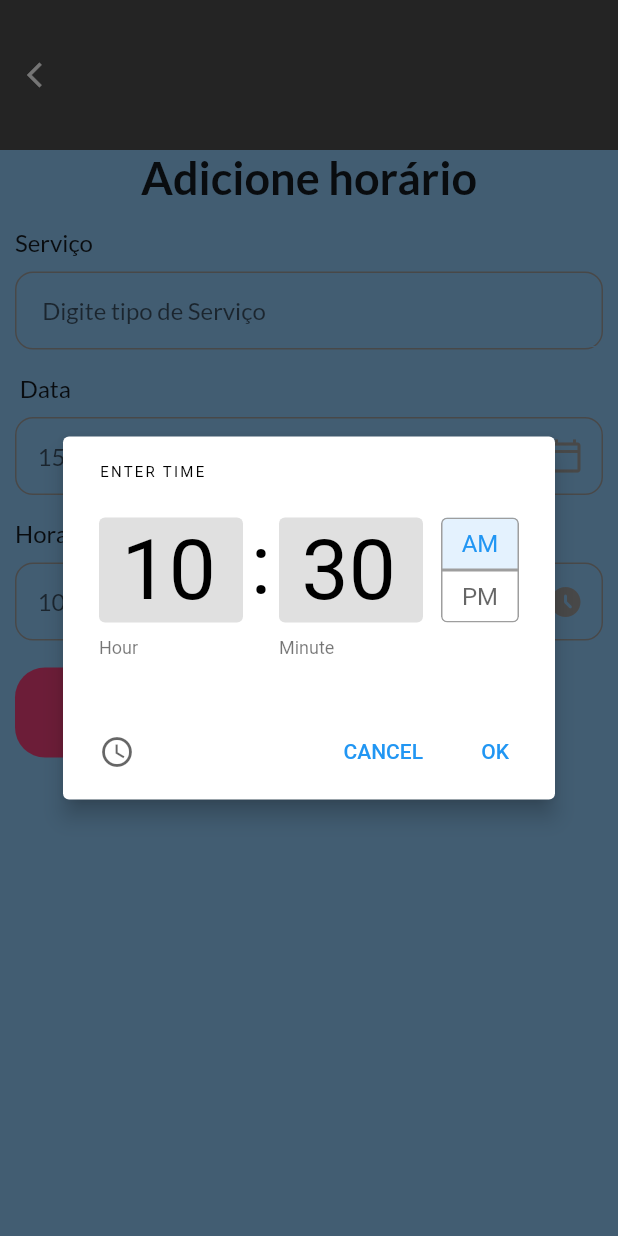
After one commit to deivealtoe/UCL_Aplicativos_Mobile_Flutter, a Flutter app: the ScreenDataHora screen opened directly, after a tap on the "access time filled" icon, on a phone screen of 412 x 824 dp. The commit adds this screen. Run offline on Flutter 3.47's test engine with Material 2 defaults, Android fonts, the phone set to English and light mode, and no system bars; our stand-ins replace date_picker_timeline, get, google_fonts, mask_text_input_formatter.

Commit message:
screen agenda e screen data

```diff
--- /dev/null
+++ b/lib/screen_data_hora.dart
@@ -0,0 +1,178 @@
+import 'package:app_pedrapepeltesoura/ui/theme.dart';
+import 'package:app_pedrapepeltesoura/widgets/Button.dart';
+import 'package:app_pedrapepeltesoura/widgets/input_field.dart';
+import 'package:date_picker_timeline/date_picker_timeline.dart';
+import 'package:flutter/material.dart';
+import 'package:get/get.dart';
+import 'package:google_fonts/google_fonts.dart';
+import 'package:intl/intl.dart';
+import 'package:intl/locale.dart';
+
+class ScreenDataHora extends StatefulWidget {
+  const ScreenDataHora({Key? key}) : super(key: key);
+
+  @override
+  State<ScreenDataHora> createState() => _ScreenDataHoraState();
+}
+
+class _ScreenDataHoraState extends State<ScreenDataHora> {
+
+  final TextEditingController _titleController = TextEditingController();
+  DateTime _selectedDate = DateTime.now();
+  String _endTime="9:30  PM";
+  String _startTime = DateFormat("hh:mm a").format(DateTime.now()).toString();
+  int _selectedColor=0;
+  @override
+  Widget build(BuildContext context) {
+    return Scaffold(
+      backgroundColor: context.theme.backgroundColor,
+      appBar:_appBar(),
+      body: Container(
+        padding: const EdgeInsets.only(left: 10, right: 10),
+        child: SingleChildScrollView(
+          child: Column(
+            children:[
+               Text(
+              "Adicione horário",
+              style: HeadingStyle,
+
+            ),
+                MyInputField(title: "Serviço", hint: " Digite tipo de Serviço", controller: _titleController,),
+                MyInputField(title: " Data ", hint: DateFormat.yMd('pt_BR').format(_selectedDate),
+                  widget: IconButton(
+                    icon: Icon(Icons.calendar_today_outlined),
+                    color: Colors.grey,
+                    onPressed: (){
+                      _getDateFromUser();
+                    },
+                 ),
+                ),
+                Row(
+                  children: [
+                      Expanded(
+                      child: MyInputField(
+                        title: "Hora Inicial",
+                        hint: _startTime,
+                        widget: IconButton(
+                          onPressed: (){
+                            _getTimeFromUser(isStartTime:true);
+                          },
+                          icon: Icon(
+                            Icons.access_time_filled_rounded,
+                            color: Colors.grey,
+                          ),
+                        ),
+                      )
+                    ),
+                      SizedBox(width: 12,),
+                      Expanded(
+                      child: MyInputField(
+                        title: "Hora Final",
+                        hint: _endTime,
+                        widget: IconButton(
+                          onPressed: (){
+                            _getTimeFromUser(isStartTime:false);
+                          },
+                          icon: Icon(
+                            Icons.access_time_filled_rounded,
+                            color: Colors.grey,
+                          ),
+                        ),
+                      )
+                    )
+                  ],
+                ),
+                SizedBox(height: 18,),
+                Row(
+                  mainAxisAlignment: MainAxisAlignment.spaceBetween,
+                  crossAxisAlignment: CrossAxisAlignment.center,
+                  children: [
+                    MyButton(label: "Criar", onTap: ()=>_validateDate())
+                  ],
+                )
+            ]
+
+          )
+           ),
+      ),
+    );
+  }
+
+
+  _validateDate(){
+    if(_titleController.text.isNotEmpty){
+      Get.back();
+    }else if(_titleController.text.isEmpty){
+      Get.snackbar("Obrigatorio", " Todos os campos são obrigatorios",
+        snackPosition: SnackPosition.BOTTOM,
+        backgroundColor: Color.fromARGB(255, 79, 79, 79),
+        colorText: Colors.red,
+        icon: Icon(Icons.warning_amber_rounded)
+      );
+    }
+
+  }
+  _appBar(){
+      return AppBar(
+        title: Image.asset(
+          'imagens/salonmanager.png',
+          fit: BoxFit.cover,
+          height: 100,
+        ) ,
+        toolbarHeight: 100,
+        centerTitle: true,
+        backgroundColor: Color.fromARGB(255, 79, 79, 79),
+        elevation: 0,
+        leading: GestureDetector(
+          onTap: (){
+            Get.back();
+          },
+          child: Icon(Icons.arrow_back_ios,
+          size: 20,
+
+          ),
+        ),
+      );
+    }
+  _getDateFromUser()async{
+        DateTime? _pickerDate = await showDatePicker(
+          context: context,
+          initialDate: DateTime.now(),
+          firstDate: DateTime(2022),
+          lastDate: DateTime(2023)
+        );
+        if(_pickerDate!=null){
+         setState(() {
+            _selectedDate = _pickerDate;
+         });
+        }
+    }
+
+  _getTimeFromUser({required bool isStartTime}) async {
+      var pickedTime =  await _showTimePicker();
+      String _formatedTime = pickedTime.format(context);
+      if(pickedTime==null){
+
+      }else if(isStartTime==true){
+        setState(() {
+          _startTime=_formatedTime;
+        });
+      }else if(isStartTime==false){
+         setState(() {
+            _endTime=_formatedTime;
+         });
+      }
+
+  }
+
+  _showTimePicker(){
+    return showTimePicker(
+      initialEntryMode: TimePickerEntryMode.input,
+      context: context,
+      initialTime: TimeOfDay(
+      hour: int.parse(_startTime.split(":")[0]),
+      minute: int.parse(_startTime.split(":")[1].split(" ")[0]),
+      ),
+    );
+  }
+}
--- /dev/null
+++ b/lib/ui/theme.dart
@@ -0,0 +1,51 @@
+import 'package:flutter/material.dart';
+import 'package:get/get.dart';
+import 'package:google_fonts/google_fonts.dart';
+
+const Color tema = Color(0xFFEC407A);
+const Color yellowClr = Color(0xFFFFB746);
+const Color greenClr = Colors.green;
+const Color pinkClr = Colors.pink;
+const Color primaryClr =tema;
+const Color BlueClr = Colors.blue;
+
+class Themes{
+  static final light = ThemeData(
+    backgroundColor: Colors.white,
+    primaryColor: primaryClr,
+    brightness: Brightness.light
+  );
+}
+TextStyle get subHeadingStyle{
+  return GoogleFonts.lato(
+    textStyle:TextStyle(
+      fontSize: 24,
+      fontWeight: FontWeight.bold,
+    )
+  );
+}
+TextStyle get HeadingStyle{
+  return GoogleFonts.lato(
+    textStyle:TextStyle(
+      fontSize: 30,
+      fontWeight: FontWeight.bold
+    )
+  );
+}
+
+TextStyle get titleStile{
+  return GoogleFonts.lato(
+    textStyle: TextStyle(
+      fontSize: 16,
+      fontWeight: FontWeight.w400,
+    )
+  );
+}
+TextStyle get subtitleStile{
+  return GoogleFonts.lato(
+    textStyle: TextStyle(
+      fontSize: 16,
+      fontWeight: FontWeight.w400,
+    )
+  );
+}
--- /dev/null
+++ b/lib/widgets/button.dart
@@ -0,0 +1,38 @@
+import 'package:app_pedrapepeltesoura/ui/theme.dart';
+import 'package:flutter/material.dart';
+
+class MyButton
+ extends StatelessWidget {
+  final String label;
+  final Function()? onTap;
+
+  const MyButton
+  ({Key? key, required this.label, required this.onTap}) : super(key: key);
+
+  @override
+  Widget build(BuildContext context) {
+    return GestureDetector(
+      onTap:onTap,
+      child: Container(
+        width: 120,
+        height: 60,
+        decoration: BoxDecoration(
+          borderRadius: BorderRadius.circular(20),
+          color:primaryClr
+        ),
+       child: Center(
+          child: Text(
+            label,
+            textAlign: TextAlign.center,
+            style: TextStyle(
+              color: Colors.white,
+              fontSize: 18,
+            ),
+          ),
+        )
+
+      ),
+    );
+
+  }
+}
--- /dev/null
+++ b/lib/widgets/input_field.dart
@@ -0,0 +1,71 @@
+import 'package:app_pedrapepeltesoura/ui/theme.dart';
+import 'package:flutter/material.dart';
+import 'package:get/get.dart';
+
+class MyInputField extends StatelessWidget {
+  final String title;
+  final String hint;
+  final TextEditingController? controller;
+  final Widget? widget;
+  const MyInputField({Key? key,
+    required this.title,
+    required this.hint,
+    this.controller,
+    this.widget,
+  }) : super(key: key);
+
+  @override
+  Widget build(BuildContext context) {
+    return Container(
+      margin: EdgeInsets.only(top: 16),
+      child: Column(
+        crossAxisAlignment: CrossAxisAlignment.start,
+        children: [
+          Text(
+            title,
+            style: titleStile,
+          ),
+          Container(
+            height: 52,
+            margin: EdgeInsets.only(top: 10),
+            padding: EdgeInsets.only(left: 14),
+            decoration: BoxDecoration(
+              border: Border.all(
+                color:Colors.grey,
+                width: 1.0,
+              ),
+              borderRadius: BorderRadius.circular(12)
+            ),
+            child: Row(
+              children: [
+                Expanded(
+                  child: TextFormField(
+                    readOnly: widget==null?false:true,
+                    autofocus: false,
+                    cursorColor: Colors.black12,
+                    controller: controller,
+                    style: subtitleStile,
+                    decoration: InputDecoration(
+                      hintText: hint,
+                      hintStyle: subtitleStile,
+                      focusedBorder: UnderlineInputBorder(
+                        borderSide: BorderSide(
+                          color: context.theme.backgroundColor,
+                          width: 0)
+                      ),
+                      enabledBorder: UnderlineInputBorder(
+                        borderSide: BorderSide(
+                          color: context.theme.backgroundColor,
+                          width: 0)
+                      )
+                    ),
+                  ),
+                  ),
+                widget==null?Container():Container(child: widget)
+              ],
+              ),
+          )
+        ]),
+    );
+  }
+}
--- a/pubspec.yaml
+++ b/pubspec.yaml
@@ -29,8 +29,9 @@ environment:
 dependencies:
   flutter:
     sdk: flutter
-
-
+  get:
+  google_fonts: ^3.0.1
+  date_picker_timeline:
   # The following adds the Cupertino Icons font to your application.
   # Use with the CupertinoIcons class for iOS style icons.
   cupertino_icons: ^1.0.2
```
Also changed, not shown: lib/screen_agenda.dart (added, +128 -0 lines), lib/screen_login.dart (+7 -2 lines), pubspec.lock, 1 other file.
